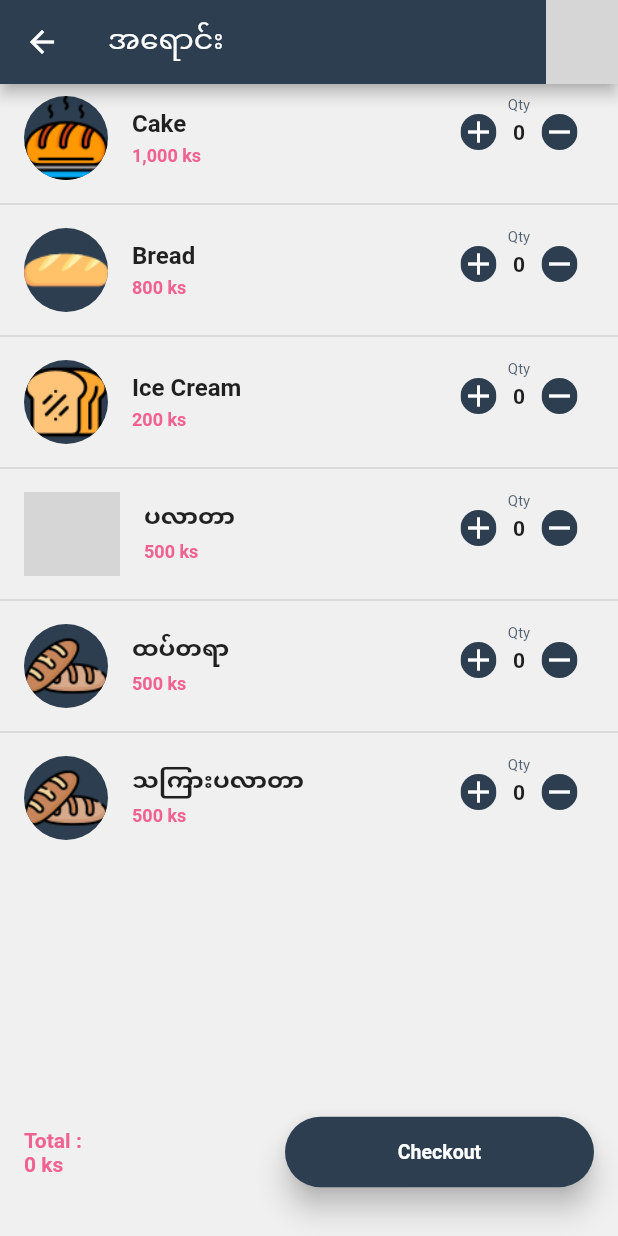
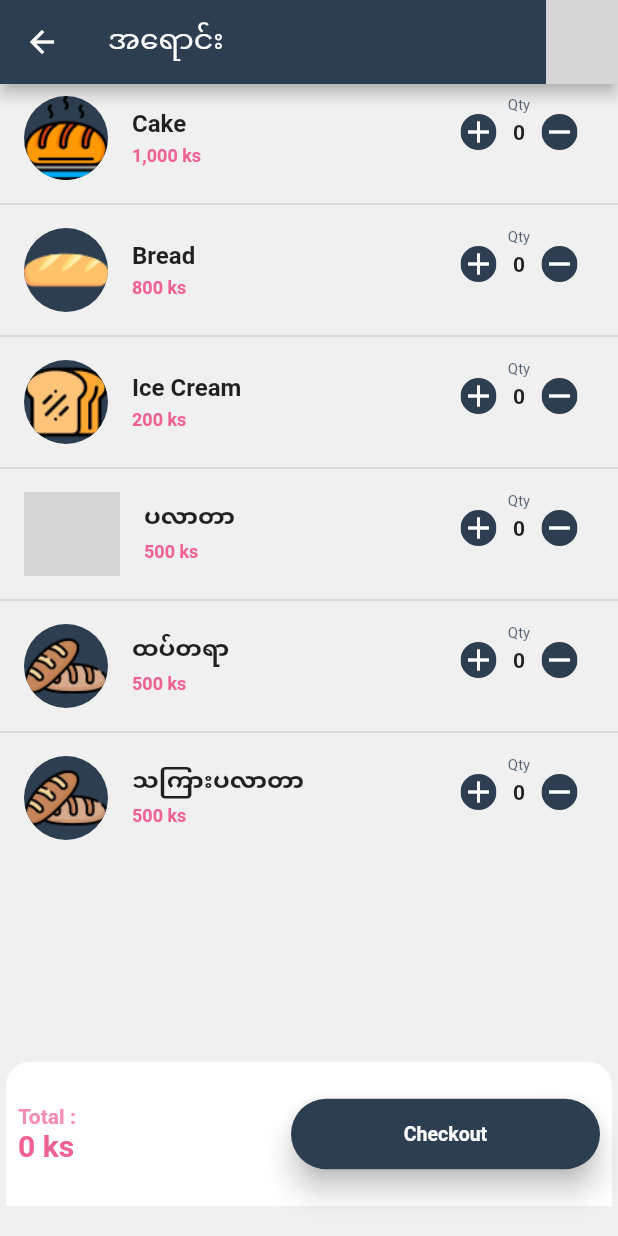
Before and after one commit to naing-pyae-hlyan/stmledger, a Flutter app: the SaleHomePage screen opened directly, on a phone screen of 412 x 824 dp. Run offline on Flutter 3.47's test engine with Material 2 defaults, Android fonts, the phone set to English and light mode, and no system bars; our stand-ins replace device_info_plus, fluttertoast, image_picker, multi_select_flutter, package_info_plus; missing offline and left inert: add_to_cart_animation; grey boxes are pictures that could not be loaded.

Commit message:
check btn update

```diff
--- a/lib/ui/pages/sale/cart_page.dart
+++ b/lib/ui/pages/sale/cart_page.dart
@@ -16,11 +16,15 @@ class _CartPageState extends State<CartPage> {
         automaticallyImplyLeading: true,
         centerTitle: false,
       ),
-      body: _body(),
+      body: _emptyCart(),
     );
   }
 
-  Widget _body() => Center(
+  Widget _body() => Container(
+
+  );
+
+  Widget _emptyCart() => Center(
         child: Column(
           mainAxisAlignment: MainAxisAlignment.center,
           children: <Widget>[
--- a/lib/ui/pages/sale/sale_home_page.dart
+++ b/lib/ui/pages/sale/sale_home_page.dart
@@ -125,8 +125,16 @@ class _SaleHomePageState extends State<SaleHomePage> {
         },
       );
 
-  Widget _footerRow() => Padding(
-        padding: const EdgeInsets.all(16.0),
+  Widget _footerRow() => Card(
+        shape: const RoundedRectangleBorder(
+          borderRadius: BorderRadius.only(
+            topLeft: Radius.circular(16),
+            topRight: Radius.circular(16),
+          ),
+        ),
+        elevation: 0,
+        child: Padding(
+          padding: const EdgeInsets.symmetric(horizontal: 8, vertical: 24),
           child: Row(
             mainAxisAlignment: MainAxisAlignment.spaceBetween,
             children: <Widget>[
@@ -146,6 +154,7 @@ class _SaleHomePageState extends State<SaleHomePage> {
               )
             ],
           ),
+        ),
       );
 
   Widget _totalWidget() => Column(
@@ -156,7 +165,7 @@ class _SaleHomePageState extends State<SaleHomePage> {
             'Total : ',
             style: TextStyle(
               fontWeight: FontWeight.w700,
-              color: Colors.pink[300],
+              color: Colors.pink[200],
             ),
           ),
           Consumer<SaleCtrl>(builder: (_, ctrl, __) {
@@ -164,6 +173,7 @@ class _SaleHomePageState extends State<SaleHomePage> {
               ctrl.totalAmount.toString().currency + ' $dia',
               style: TextStyle(
                 fontWeight: FontWeight.bold,
+                fontSize: 20,
                 color: Colors.pink[300],
               ),
             );
```
Lines whose indentation alone changed are shown as unchanged.
